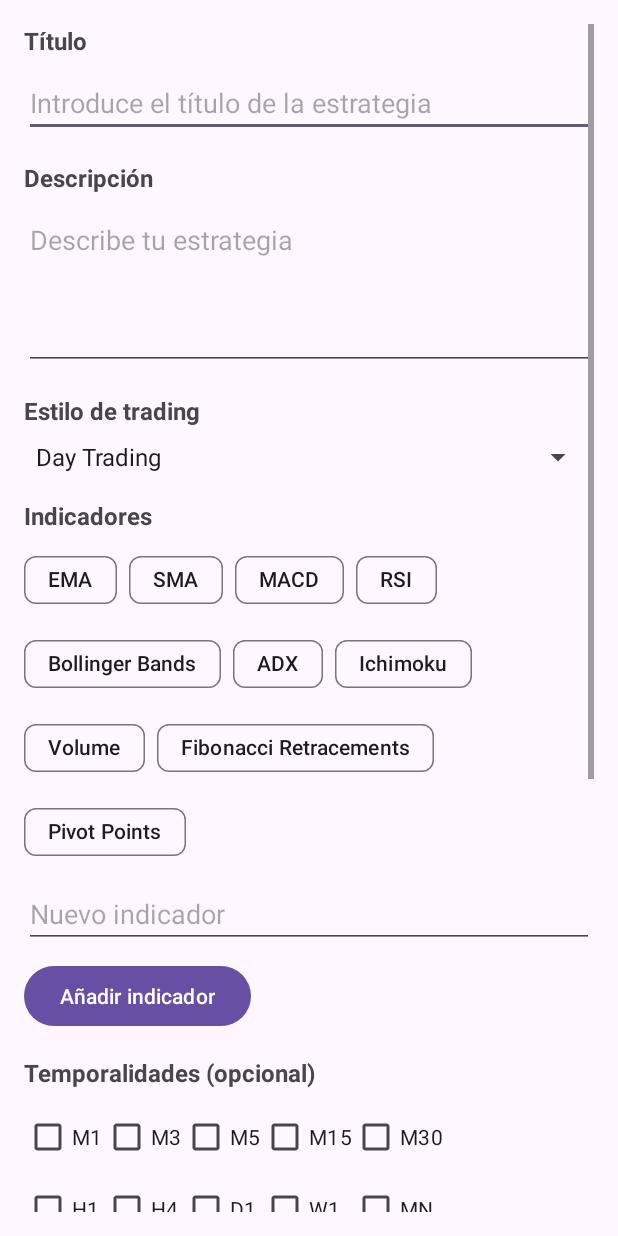
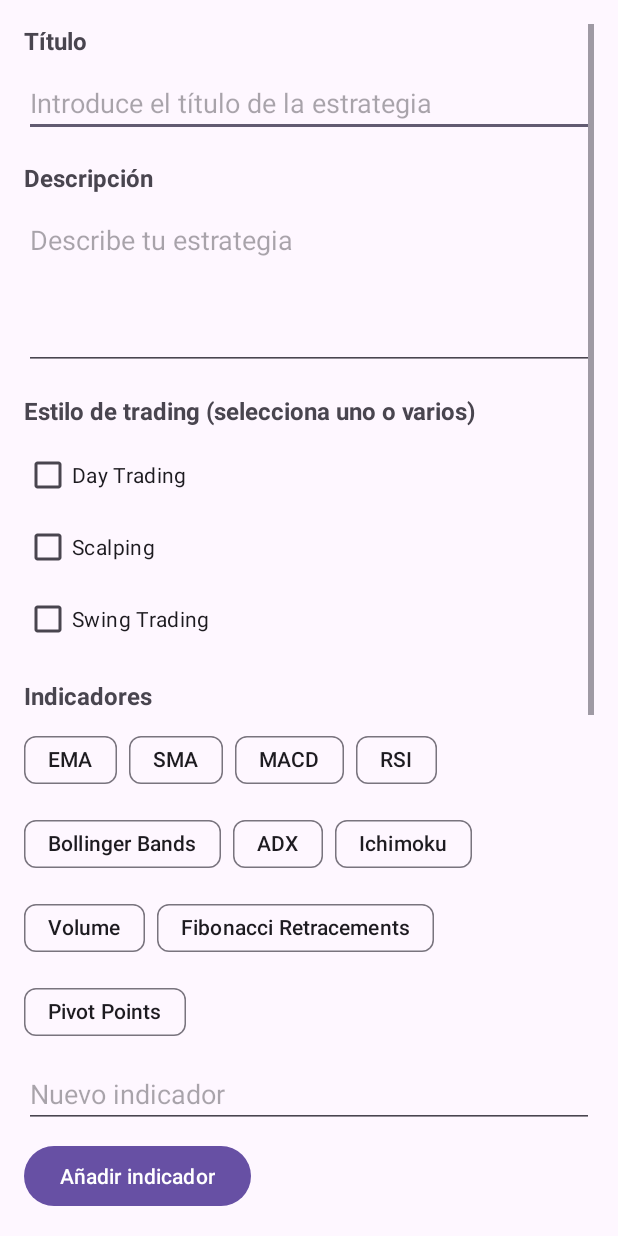
Before and after one commit to Sitodine99/MindTrade, an Android app: the MainActivity screen opened directly, with no data from a screen before it, after a tap on "Añadir Estrategia", on a phone screen of 412 x 824 dp. Run offline under Robolectric (Android 15) with nearby library versions, the phone set to English and light mode, and no system bars; our stand-ins replace Firebase (no records; nobody signed in at launch, a user with empty details on screens opened directly).

Commit message:
Diseño de scroll y detalle de estrategias + programación

```diff
--- a/app/src/main/java/com/example/mindtrade/ImageDetailActivity.kt
+++ b/app/src/main/java/com/example/mindtrade/ImageDetailActivity.kt
@@ -45,7 +45,7 @@ class ImageDetailActivity : AppCompatActivity() {
             "Psico -" -> textView.setTextColor(resources.getColor(R.color.my_red, theme))
             in negativeEmotionTexts -> textView.setTextColor(resources.getColor(R.color.my_red, theme))
             in positiveEmotionTexts -> textView.setTextColor(resources.getColor(R.color.highlight_green, theme))
-            "Day trader" -> textView.setTextColor(resources.getColor(R.color.blue_light, theme))
+            "Day trader" -> textView.setTextColor(resources.getColor(R.color.turquoise_blue, theme))
             "Scalper" -> textView.setTextColor(resources.getColor(R.color.orange, theme))
             "Swing trader" -> textView.setTextColor(resources.getColor(R.color.forest_green, theme))
             else -> textView.setTextColor(resources.getColor(android.R.color.white, theme))
--- a/app/src/main/java/com/example/mindtrade/MainActivity.kt
+++ b/app/src/main/java/com/example/mindtrade/MainActivity.kt
@@ -100,11 +100,58 @@ class MainActivity : AppCompatActivity(), NavigationView.OnNavigationItemSelecte
         accountsRecyclerView.adapter = YourAdapter(accountsList)
     }
 
-    private fun setupStrategiesRecyclerView() {
-        strategiesRecyclerView.layoutManager = LinearLayoutManager(this, LinearLayoutManager.VERTICAL, false)
+    private fun startAutoScroll(itemCount: Int) {
+        val handler = android.os.Handler()
+        val inactivityHandler = android.os.Handler() // Handler para la inactividad
+        var currentIndex = 0
 
-        // Consulta Firestore para obtener estrategias y datos de sus creadores
+        val runnable = object : Runnable {
+            override fun run() {
+                if (currentIndex < itemCount) {
+                    strategiesRecyclerView.smoothScrollToPosition(currentIndex)
+                    currentIndex++
+                } else {
+                    currentIndex = 0 // Reiniciar al inicio cuando lleguemos al final
+                    strategiesRecyclerView.smoothScrollToPosition(currentIndex)
+                }
+                handler.postDelayed(this, 3000) // Cambiar cada 3 segundos
+            }
+        }
+
+        handler.postDelayed(runnable, 3000)
+
+        // Configurar el tiempo de inactividad antes de reanudar el scroll (5 segundos)
+        val INACTIVITY_DELAY = 5000L
+
+        // Opción para detener el scroll si el usuario interactúa
+        strategiesRecyclerView.setOnTouchListener { _, _ ->
+            handler.removeCallbacks(runnable) // Detener el scroll automático
+            inactivityHandler.removeCallbacksAndMessages(null) // Cancelar reinicios previos
+
+            // Configurar el reinicio automático después de la inactividad
+            inactivityHandler.postDelayed({
+                handler.postDelayed(runnable, 3000) // Reanudar el scroll automático
+            }, INACTIVITY_DELAY)
+
+            false // Permitir que el RecyclerView maneje el evento táctil
+        }
+
+
+
+// Sobrescribir el performClick en el RecyclerView
+        strategiesRecyclerView.setOnClickListener {
+            strategiesRecyclerView.performClick()
+        }
+}
+
+
+        private fun setupStrategiesRecyclerView() {
+        strategiesRecyclerView.layoutManager = LinearLayoutManager(this, LinearLayoutManager.HORIZONTAL, false)
+
+        // Consulta Firestore para obtener las últimas 10 estrategias subidas
         db.collection("strategies")
+            .orderBy("timestamp", com.google.firebase.firestore.Query.Direction.DESCENDING)
+            .limit(10)
             .get()
             .addOnSuccessListener { result ->
                 val strategies = result.map { document ->
@@ -113,12 +160,12 @@ class MainActivity : AppCompatActivity(), NavigationView.OnNavigationItemSelecte
                     val description = document.getString("description") ?: "Sin descripción"
                     val rating = document.getDouble("rating") ?: 0.0
                     val createdBy = document.getString("createdBy") ?: ""
-
-                    // Obtener alias y avatar directamente de los campos de Firestore
                     val authorAlias = document.getString("authorAlias") ?: "Anónimo"
                     val avatarName = document.getString("avatarName") ?: "default_avatar"
+                    val indicators = (document.get("indicators") as? List<*>)?.filterIsInstance<String>() ?: emptyList()
+                    val timeframes = (document.get("timeframes") as? List<*>)?.filterIsInstance<String>() ?: emptyList()
+                    val tradingStyles = (document.get("tradingStyles") as? List<*>)?.filterIsInstance<String>() ?: emptyList()
 
-                    // Crear y devolver la estrategia completa
                     Strategy(
                         id = strategyId,
                         title = title,
@@ -126,27 +173,28 @@ class MainActivity : AppCompatActivity(), NavigationView.OnNavigationItemSelecte
                         rating = rating,
                         createdBy = createdBy,
                         author = authorAlias,
-                        avatarName = avatarName
+                        avatarName = avatarName,
+                        indicators = indicators,
+                        timeframes = timeframes,
+                        tradingStyles = tradingStyles
                     )
                 }
 
-                // Configurar el adaptador con la lista de estrategias
+                // Configurar el adaptador
                 val adapter = StrategyAdapter(strategies) { strategy ->
-                    // Navegar al detalle de la estrategia
                     val intent = Intent(this, StrategyDetailActivity::class.java)
                     intent.putExtra("strategyId", strategy.id)
                     startActivity(intent)
                 }
                 strategiesRecyclerView.adapter = adapter
+
+                // Iniciar scroll automático
+                startAutoScroll(strategies.size)
             }
             .addOnFailureListener { exception ->
                 Toast.makeText(this, "Error al cargar estrategias: ${exception.message}", Toast.LENGTH_SHORT).show()
             }
     }
-
-
-
-
 
 
     private fun setupImageClickListeners() {
@@ -185,7 +233,7 @@ class MainActivity : AppCompatActivity(), NavigationView.OnNavigationItemSelecte
                 "Insatisfacción" -> "Trader insatisfecho"
                 "Rabia" -> "Trader rabioso"
                 "Vergüenza" -> "Trader avergonzado"
-                "Confusion" -> "Trader confundido"
+                "Confusión" -> "Trader confundido"
                 "Miedo" -> "Trader atemorizado"
                 "Fatalismo" -> "Trader fatalista"
                 "Frustración" -> "Trader frustrado"
@@ -266,7 +314,7 @@ private fun updateNavigationView() {
         when (tradingStyleText) {
             "Day trader" -> navTradingStyleText.setTextColor(
                 resources.getColor(
-                    R.color.blue_light,
+                    R.color.turquoise_blue,
                     theme
                 )
             )
@@ -309,7 +357,7 @@ private fun updateNavigationView() {
             "Insatisfacción" -> "Trader insatisfecho"
             "Rabia" -> "Trader rabioso"
             "Vergüenza" -> "Trader avergonzado"
-            "Confusion" -> "Trader confundido"
+            "Confusión" -> "Trader confundido"
             "Miedo" -> "Trader atemorizado"
             "Fatalismo" -> "Trader fatalista"
             "Frustración" -> "Trader frustrado"
@@ -408,7 +456,7 @@ private fun updateNavigationView() {
             "Insatisfacción" -> R.drawable.insatisfaccion
             "Rabia" -> R.drawable.rabia
             "Vergüenza" -> R.drawable.verguenza
-            "Confusion" -> R.drawable.confusion
+            "Confusión" -> R.drawable.confusion
             "Miedo" -> R.drawable.miedo
             "Fatalismo" -> R.drawable.fatalismo
             "Frustración" -> R.drawable.frustracion
--- a/app/src/main/java/com/example/mindtrade/RegisterStrategyActivity.kt
+++ b/app/src/main/java/com/example/mindtrade/RegisterStrategyActivity.kt
@@ -12,7 +12,9 @@ class RegisterStrategyActivity : AppCompatActivity() {
 
     private lateinit var titleEditText: EditText
     private lateinit var descriptionEditText: EditText
-    private lateinit var categorySpinner: Spinner
+    private lateinit var dayTradingCheckBox: CheckBox
+    private lateinit var scalpingCheckBox: CheckBox
+    private lateinit var swingTradingCheckBox: CheckBox
     private lateinit var chipGroup: ChipGroup
     private lateinit var addIndicatorEditText: EditText
     private lateinit var addIndicatorButton: Button
@@ -32,10 +34,11 @@ class RegisterStrategyActivity : AppCompatActivity() {
         // Referenciar elementos del diseño
         titleEditText = findViewById(R.id.strategyTitle)
         descriptionEditText = findViewById(R.id.strategyDescription)
-        categorySpinner = findViewById(R.id.strategyCategory)
+        dayTradingCheckBox = findViewById(R.id.tradingStyleDayTrading)
+        scalpingCheckBox = findViewById(R.id.tradingStyleScalping)
+        swingTradingCheckBox = findViewById(R.id.tradingStyleSwingTrading)
         chipGroup = findViewById(R.id.indicatorChipGroup)
-        predefinedIndicatorsChipGroup =
-            findViewById(R.id.predefinedIndicatorChipGroup) // Nuevo grupo para chips predefinidos
+        predefinedIndicatorsChipGroup = findViewById(R.id.predefinedIndicatorChipGroup) // Nuevo grupo para chips predefinidos
         addIndicatorEditText = findViewById(R.id.addIndicatorEditText)
         addIndicatorButton = findViewById(R.id.addIndicatorButton)
         algorithmEditText = findViewById(R.id.tradingAlgorithmCode)
@@ -145,9 +148,18 @@ class RegisterStrategyActivity : AppCompatActivity() {
     private fun saveStrategyToFirestore() {
         val title = titleEditText.text.toString().trim()
         val description = descriptionEditText.text.toString().trim()
-        val category = categorySpinner.selectedItem.toString()
+        val tradingStyles = mutableListOf<String>()
+        if (dayTradingCheckBox.isChecked) tradingStyles.add("Day Trading")
+        if (scalpingCheckBox.isChecked) tradingStyles.add("Scalping")
+        if (swingTradingCheckBox.isChecked) tradingStyles.add("Swing Trading")
 
-        if (title.isBlank() || description.isBlank() || category.isBlank()) {
+        // Verificar si no se seleccionó ningún estilo
+        if (tradingStyles.isEmpty()) {
+            Toast.makeText(this, "Selecciona al menos un estilo de trading", Toast.LENGTH_SHORT).show()
+            return
+        }
+
+        if (title.isBlank() || description.isBlank()) {
             Toast.makeText(this, "Completa los campos obligatorios", Toast.LENGTH_SHORT).show()
             return
         }
@@ -180,7 +192,7 @@ class RegisterStrategyActivity : AppCompatActivity() {
                     val strategy = hashMapOf(
                         "title" to title,
                         "description" to description,
-                        "tradingStyle" to category,
+                        "tradingStyles" to tradingStyles,
                         "indicators" to indicators,
                         "timeframes" to timeFrames,
                         "algorithmCode" to algorithmCode,
--- a/app/src/main/java/com/example/mindtrade/StrategyAdapter.kt
+++ b/app/src/main/java/com/example/mindtrade/StrategyAdapter.kt
@@ -48,7 +48,8 @@ class StrategyAdapter(
             intent.putExtra("strategyId", strategy.id)
             intent.putExtra("strategyTitle", strategy.title)
             intent.putExtra("strategyDescription", strategy.description)
-            intent.putExtra("strategyAuthor", strategy.author) // Pasar alias directamente
+            intent.putExtra("strategyAuthor", strategy.author)
+            intent.putExtra("tradingStyles", strategy.tradingStyles.toTypedArray())
             intent.putExtra(
                 "strategyAvatarName",
                 strategy.avatarName
--- a/app/src/main/java/model/Strategy.kt
+++ b/app/src/main/java/model/Strategy.kt
@@ -10,5 +10,6 @@ data class Strategy(
     val rating: Double = 0.0,
     val createdBy: String = "",
     val indicators: List<String> = emptyList(),
-    val timeframes: List<String> = emptyList()
+    val timeframes: List<String> = emptyList(),
+    val tradingStyles: List<String> = emptyList()
 )
--- a/app/src/main/res/layout/activity_main.xml
+++ b/app/src/main/res/layout/activity_main.xml
@@ -152,7 +152,7 @@
                 android:layout_width="wrap_content"
                 android:layout_height="wrap_content"
                 android:layout_marginTop="20dp"
-                android:text="Estrategias de Trading"
+                android:text="Últimas Estrategias"
                 android:textSize="16sp"
                 android:textStyle="bold"
                 app:layout_constraintStart_toStartOf="parent"
@@ -162,6 +162,7 @@
                 android:id="@+id/strategiesRecyclerView"
                 android:layout_width="match_parent"
                 android:layout_height="wrap_content"
+                android:scrollbars="horizontal"
                 app:layout_constraintEnd_toEndOf="parent"
                 app:layout_constraintStart_toStartOf="parent"
                 app:layout_constraintTop_toBottomOf="@id/tradingStrategiesSummary" />
--- a/app/src/main/res/layout/activity_register_strategy.xml
+++ b/app/src/main/res/layout/activity_register_strategy.xml
@@ -46,17 +46,37 @@
         <TextView
             android:layout_width="wrap_content"
             android:layout_height="wrap_content"
-            android:text="Estilo de trading"
+            android:text="Estilo de trading (selecciona uno o varios)"
             android:textSize="16sp"
             android:textStyle="bold"
             android:layout_marginTop="16dp"
             android:layout_marginBottom="8dp" />
 
-        <Spinner
-            android:id="@+id/strategyCategory"
+        <LinearLayout
+            android:id="@+id/tradingStyleCheckBoxGroup"
             android:layout_width="match_parent"
             android:layout_height="wrap_content"
-            android:entries="@array/strategy_categories" />
+            android:orientation="vertical">
+
+            <CheckBox
+                android:id="@+id/tradingStyleDayTrading"
+                android:layout_width="wrap_content"
+                android:layout_height="wrap_content"
+                android:text="Day Trading" />
+
+            <CheckBox
+                android:id="@+id/tradingStyleScalping"
+                android:layout_width="wrap_content"
+                android:layout_height="wrap_content"
+                android:text="Scalping" />
+
+            <CheckBox
+                android:id="@+id/tradingStyleSwingTrading"
+                android:layout_width="wrap_content"
+                android:layout_height="wrap_content"
+                android:text="Swing Trading" />
+        </LinearLayout>
+
 
         <!-- Indicadores -->
         <TextView
@@ -75,7 +95,6 @@
             android:layout_height="wrap_content"
             app:singleLine="false"
             app:chipSpacing="8dp" />
-
 
 
         <com.google.android.material.chip.ChipGroup
```
Also changed, not shown: app/src/main/java/com/example/mindtrade/StrategyDetailActivity.kt (+8 -2 lines), app/src/main/res/layout/activity_strategy_detail.xml (+21 -4 lines).
